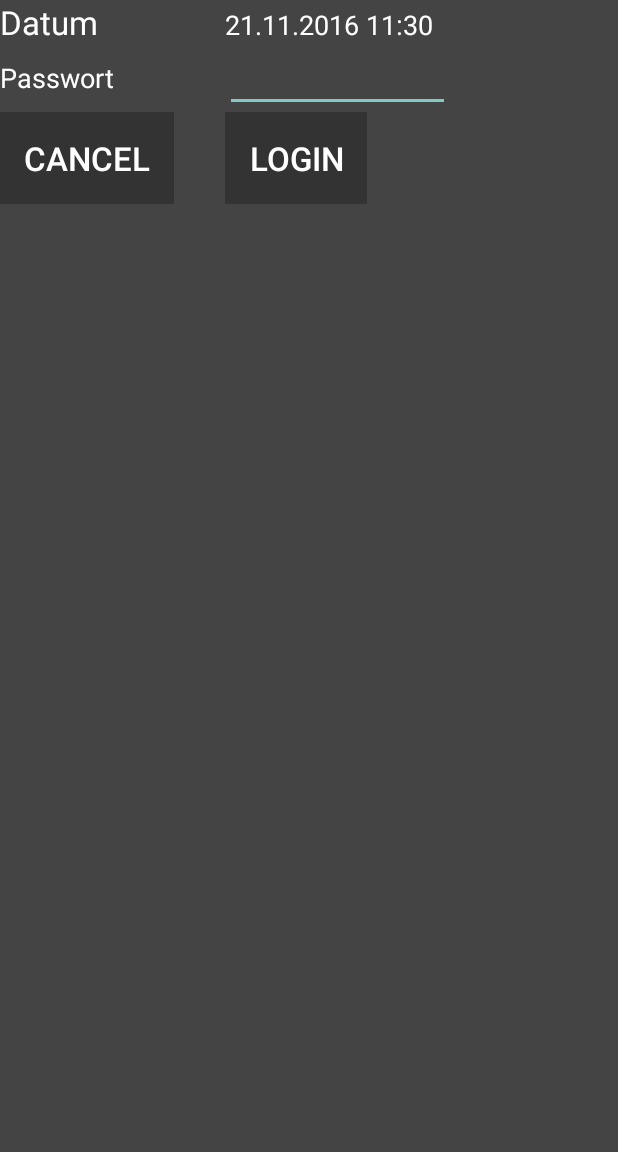
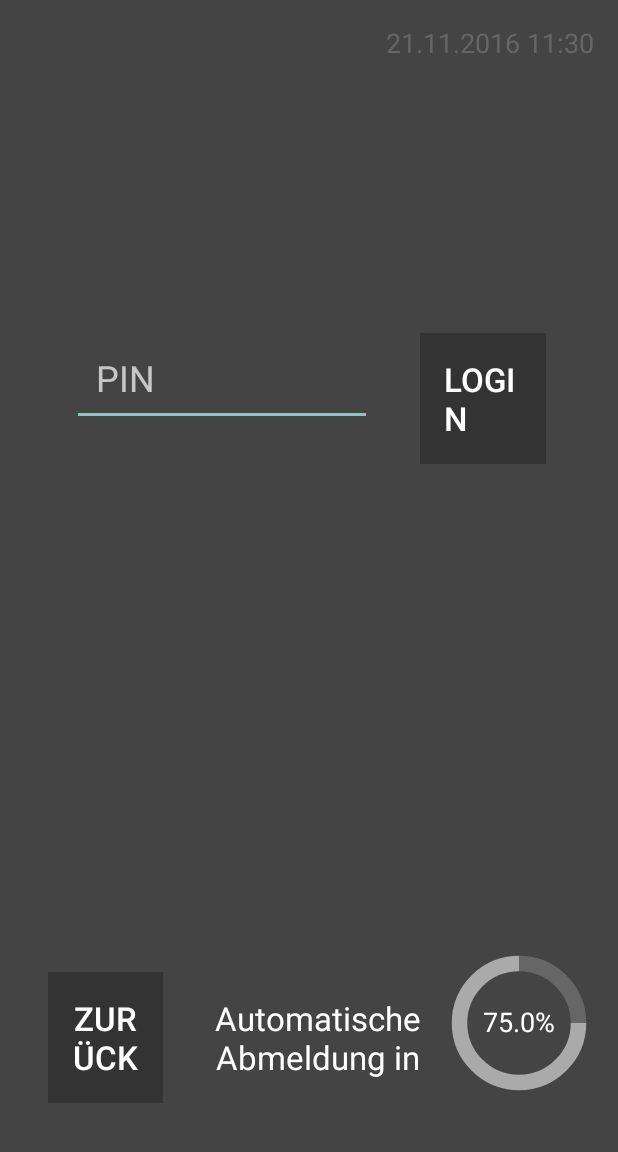
Before and after one commit to ratok-mk/Kaffeekasse, an Android app: the LoginActivity screen opened directly, with no data from a screen before it, on a phone screen of 412 x 824 dp, the part 84-1236 px from its top. Run offline under Robolectric (Android 15) with nearby library versions, the light colour scheme and no system bars.

Commit message:
even more styling

```diff
--- a/app/src/main/res/layout/activity_login.xml
+++ b/app/src/main/res/layout/activity_login.xml
@@ -1,62 +1,92 @@
 <?xml version="1.0" encoding="utf-8"?>
-<GridLayout xmlns:android="http://schemas.android.com/apk/res/android"
-    xmlns:tools="http://schemas.android.com/tools"
+<LinearLayout xmlns:android="http://schemas.android.com/apk/res/android"
+    xmlns:app="http://schemas.android.com/apk/res-auto"
     android:layout_width="match_parent"
     android:layout_height="match_parent"
-    android:rowCount="3"
-    android:columnCount="3"
-    android:background="@color/background_grey">
+    android:background="@color/background_grey"
+    android:gravity="center"
+    android:orientation="vertical"
+    android:paddingBottom="@dimen/activity_vertical_margin"
+    android:paddingLeft="@dimen/activity_horizontal_margin"
+    android:paddingRight="@dimen/activity_horizontal_margin"
+    android:paddingTop="@dimen/activity_vertical_margin">
 
     <TextView
-        android:text="Datum"
-        android:id="@+id/textViewDateLabel"
-        android:layout_row="0"
-        android:layout_column="0"
-        style="@android:style/TextAppearance.Large" />
-    <TextView
+        android:id="@+id/textViewDate"
+        style="@android:style/TextAppearance.Medium"
+        android:layout_width="match_parent"
+        android:layout_height="wrap_content"
+        android:layout_weight="0.1"
+        android:gravity="top|right"
+        android:text="date"
+        android:textColor="@color/dark_grey">
+        <requestFocus />
+    </TextView>
+
+    <LinearLayout
         android:layout_width="wrap_content"
         android:layout_height="wrap_content"
-        android:id="@+id/textViewDate"
-        android:layout_row="0"
-        android:layout_column="1"
-        style="@android:style/TextAppearance.Medium" />
-    <TextView
-        android:text="Passwort"
-        android:layout_width="150dp"
-        android:layout_height="wrap_content"
-        android:id="@+id/textViewPassword"
-        style="@android:style/TextAppearance.Medium"
-        android:layout_row="1"
-        android:layout_column="0" />
+        android:layout_weight="0.2"
+        android:padding="16dp">
 
         <EditText
-        android:layout_width="150dp"
+            android:id="@+id/adminPasswordText"
+            android:layout_width="200dp"
             android:layout_height="wrap_content"
-        android:inputType="textPassword"
-        android:ems="10"
-        android:id="@+id/adminPasswordText"
-        android:layout_column="1"
-        android:layout_row="1"
-        android:textSize="18dp" />
+            android:hint="PIN"
+            android:inputType="numberPassword"
+            android:textSize="24dp"
+            android:gravity="top"
+            android:layout_margin="16dp"
+            android:padding="16dp" />
 
         <Button
-        android:text="Cancel"
+            android:id="@+id/buttonLogin"
             android:layout_width="wrap_content"
             android:layout_height="wrap_content"
-        android:id="@+id/buttonCancel"
-        android:layout_row="2"
-        android:layout_column="0"
-        android:onClick="cancelButtonClick" />
+            android:layout_margin="16dp"
+            android:onClick="loginButtonClick"
+            android:text="Login"
+            android:gravity="top" />
+
+    </LinearLayout>
+
+    <LinearLayout
+        android:layout_width="match_parent"
+        android:layout_height="wrap_content"
+        android:orientation="horizontal">
 
         <Button
-        android:text="Login"
+            android:id="@+id/finishButton"
             android:layout_width="wrap_content"
             android:layout_height="wrap_content"
-        android:id="@+id/buttonLogin"
-        android:layout_row="2"
-        android:layout_column="1"
-        android:onClick="loginButtonClick" />
+            android:layout_weight="1"
+            android:onClick="cancelButtonClick"
+            android:text="@string/back"
+            android:gravity="center"
+            android:layout_margin="16dp" />
 
+        <TextView
+            android:id="@+id/timeToFinishTextView"
+            style="@android:style/TextAppearance.Large"
+            android:layout_width="wrap_content"
+            android:layout_height="wrap_content"
+            android:layout_gravity="center_vertical|end"
+            android:layout_marginEnd="16dp"
+            android:layout_weight="3"
+            android:text="@string/automatic_logoff_in"
+            android:textAlignment="textEnd" />
 
+        <com.github.lzyzsd.circleprogress.DonutProgress
+            android:id="@+id/timeout_progress"
+            android:layout_width="100dp"
+            android:layout_height="100dp"
+            app:donut_finished_color="@color/light_grey"
+            app:donut_max="100"
+            app:donut_progress="75"
+            app:donut_text_color="@color/text"
+            app:donut_unfinished_color="@color/dark_grey" />
 
-</GridLayout>
+    </LinearLayout>
+
+</LinearLayout>
```
Also changed, not shown: app/src/main/res/layout/activity_pay.xml (+51 -50 lines). Lines whose indentation alone changed are shown as unchanged.
